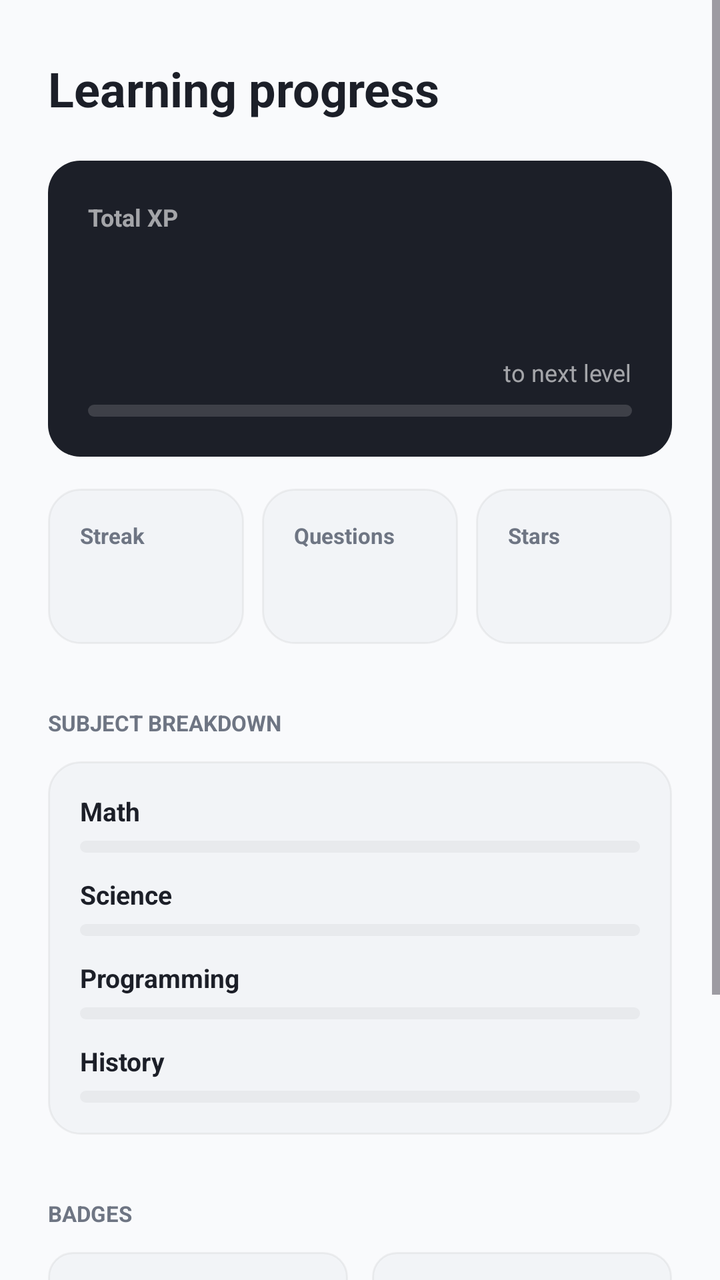
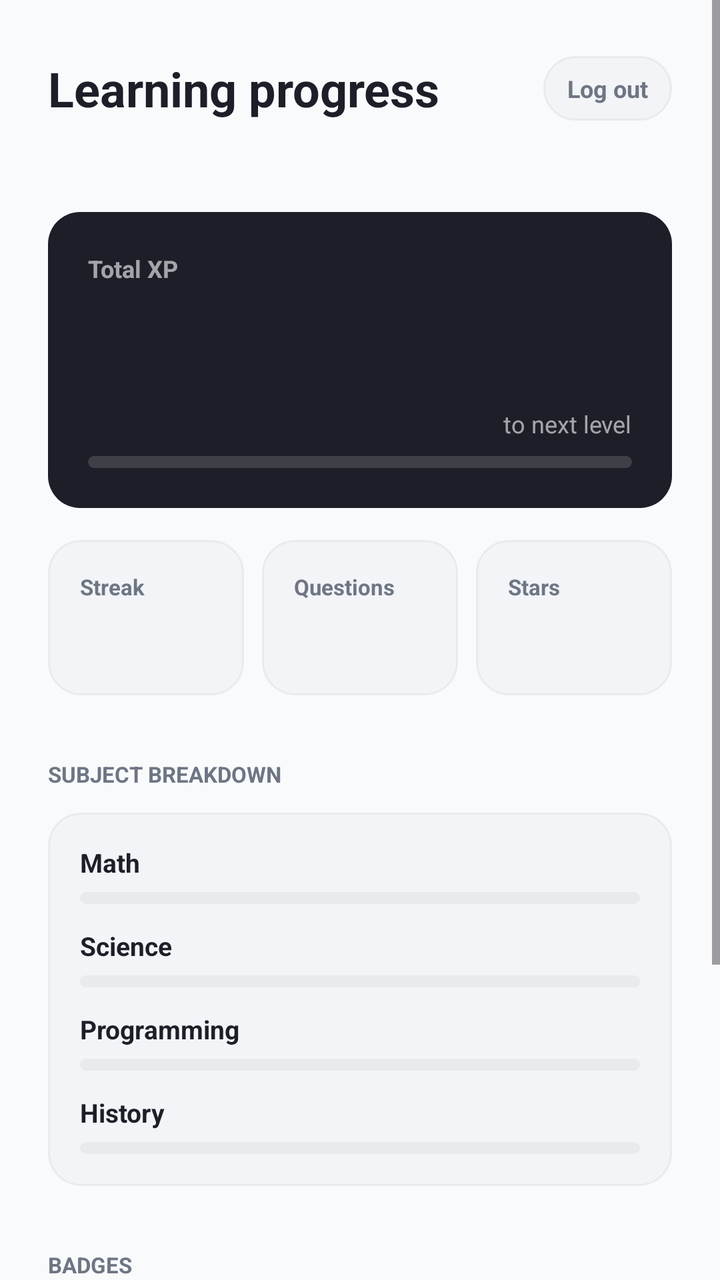

Compare the two renders of this Android layout. The source of the first and the diff that turns it into the second are given below.
<!-- AndroidManifest.xml: application theme Theme.AIStudy -->
<!-- res/layout/fragment_progress.xml -->
<?xml version="1.0" encoding="utf-8"?>
<ScrollView xmlns:android="http://schemas.android.com/apk/res/android"
    xmlns:app="http://schemas.android.com/apk/res-auto"
    android:layout_width="match_parent"
    android:layout_height="match_parent"
    android:background="@color/auth_surface"
    android:clipToPadding="false"
    android:fillViewport="true">

    <LinearLayout
        android:layout_width="match_parent"
        android:layout_height="wrap_content"
        android:orientation="vertical"
        android:paddingHorizontal="@dimen/auth_screen_padding_horizontal"
        android:paddingTop="28dp"
        android:paddingBottom="24dp">

        <TextView
            android:layout_width="match_parent"
            android:layout_height="wrap_content"
            android:text="@string/progress_title"
            android:textColor="@color/auth_foreground"
            android:textSize="24sp"
            android:textStyle="bold" />

        <LinearLayout
            android:layout_width="match_parent"
            android:layout_height="wrap_content"
            android:layout_marginTop="20dp"
            android:background="@drawable/bg_progress_xp_card"
            android:orientation="vertical"
            android:padding="20dp">

            <LinearLayout
                android:layout_width="match_parent"
                android:layout_height="wrap_content"
                android:gravity="center_vertical"
                android:orientation="horizontal">

                <LinearLayout
                    android:layout_width="0dp"
                    android:layout_height="wrap_content"
                    android:layout_weight="1"
                    android:orientation="vertical">

                    <TextView
                        android:layout_width="wrap_content"
                        android:layout_height="wrap_content"
                        android:text="@string/progress_xp_label"
                        android:textColor="#99FFFFFF"
                        android:textSize="12sp"
                        android:textStyle="bold" />

                    <TextView
                        android:id="@+id/tv_xp_total"
                        android:layout_width="wrap_content"
                        android:layout_height="wrap_content"
                        android:layout_marginTop="4dp"
                        android:textColor="@color/white"
                        android:textSize="28sp"
                        android:textStyle="bold" />
                </LinearLayout>

                <TextView
                    android:id="@+id/tv_level"
                    android:layout_width="wrap_content"
                    android:layout_height="wrap_content"
                    android:textColor="@color/auth_brand"
                    android:textSize="14sp"
                    android:textStyle="bold" />
            </LinearLayout>

            <LinearLayout
                android:layout_width="match_parent"
                android:layout_height="wrap_content"
                android:layout_marginTop="20dp"
                android:orientation="horizontal">

                <TextView
                    android:id="@+id/tv_xp_percent"
                    android:layout_width="0dp"
                    android:layout_height="wrap_content"
                    android:layout_weight="1"
                    android:textColor="#99FFFFFF"
                    android:textSize="12sp" />

                <TextView
                    android:layout_width="wrap_content"
                    android:layout_height="wrap_content"
                    android:text="@string/progress_next_level"
                    android:textColor="#99FFFFFF"
                    android:textSize="12sp" />
            </LinearLayout>

            <ProgressBar
                android:id="@+id/progress_xp"
                style="?android:attr/progressBarStyleHorizontal"
                android:layout_width="match_parent"
                android:layout_height="6dp"
                android:layout_marginTop="8dp"
                android:max="100"
                android:progressDrawable="@drawable/bg_progress_xp_bar" />
        </LinearLayout>

        <LinearLayout
            android:layout_width="match_parent"
            android:layout_height="wrap_content"
            android:layout_marginTop="16dp"
            android:orientation="horizontal">

            <LinearLayout
                android:layout_width="0dp"
                android:layout_height="wrap_content"
                android:layout_marginEnd="6dp"
                android:layout_weight="1"
                android:background="@drawable/bg_home_card"
                android:orientation="vertical"
                android:padding="16dp">

                <TextView
                    android:layout_width="wrap_content"
                    android:layout_height="wrap_content"
                    android:text="@string/progress_stat_streak"
                    android:textColor="@color/auth_muted_foreground"
                    android:textSize="11sp"
                    android:textStyle="bold" />

                <TextView
                    android:id="@+id/tv_stat_streak"
                    android:layout_width="wrap_content"
                    android:layout_height="wrap_content"
                    android:layout_marginTop="4dp"
                    android:textColor="@color/streak"
                    android:textSize="20sp"
                    android:textStyle="bold" />
            </LinearLayout>

            <LinearLayout
                android:layout_width="0dp"
                android:layout_height="wrap_content"
                android:layout_marginHorizontal="3dp"
                android:layout_weight="1"
                android:background="@drawable/bg_home_card"
                android:orientation="vertical"
                android:padding="16dp">

                <TextView
                    android:layout_width="wrap_content"
                    android:layout_height="wrap_content"
                    android:text="@string/progress_stat_questions"
                    android:textColor="@color/auth_muted_foreground"
                    android:textSize="11sp"
                    android:textStyle="bold" />

                <TextView
                    android:id="@+id/tv_stat_questions"
                    android:layout_width="wrap_content"
                    android:layout_height="wrap_content"
                    android:layout_marginTop="4dp"
                    android:textColor="@color/auth_foreground"
                    android:textSize="20sp"
                    android:textStyle="bold" />
            </LinearLayout>

            <LinearLayout
                android:layout_width="0dp"
                android:layout_height="wrap_content"
                android:layout_marginStart="6dp"
                android:layout_weight="1"
                android:background="@drawable/bg_home_card"
                android:orientation="vertical"
                android:padding="16dp">

                <TextView
                    android:layout_width="wrap_content"
                    android:layout_height="wrap_content"
                    android:text="@string/progress_stat_stars"
                    android:textColor="@color/auth_muted_foreground"
                    android:textSize="11sp"
                    android:textStyle="bold" />

                <TextView
                    android:id="@+id/tv_stat_stars"
                    android:layout_width="wrap_content"
                    android:layout_height="wrap_content"
                    android:layout_marginTop="4dp"
                    android:textColor="@color/streak"
                    android:textSize="20sp"
                    android:textStyle="bold" />
            </LinearLayout>
        </LinearLayout>

        <TextView
            android:layout_width="match_parent"
            android:layout_height="wrap_content"
            android:layout_marginTop="32dp"
            android:text="@string/progress_subjects_title"
            android:textAllCaps="true"
            android:textColor="@color/auth_muted_foreground"
            android:textSize="11sp"
            android:textStyle="bold" />

        <LinearLayout
            android:layout_width="match_parent"
            android:layout_height="wrap_content"
            android:layout_marginTop="12dp"
            android:background="@drawable/bg_home_card"
            android:orientation="vertical"
            android:padding="16dp">

            <TextView
                android:id="@+id/tv_subjects_empty"
                android:layout_width="match_parent"
                android:layout_height="wrap_content"
                android:gravity="center"
                android:padding="12dp"
                android:text="@string/progress_subjects_empty"
                android:textColor="@color/auth_muted_foreground"
                android:textSize="13sp"
                android:visibility="gone" />

            <LinearLayout
                android:id="@+id/row_math"
                android:layout_width="match_parent"
                android:layout_height="wrap_content"
                android:layout_marginBottom="12dp"
                android:orientation="vertical">

                <LinearLayout
                    android:layout_width="match_parent"
                    android:layout_height="wrap_content"
                    android:orientation="horizontal">

                    <TextView
                        android:layout_width="0dp"
                        android:layout_height="wrap_content"
                        android:layout_weight="1"
                        android:text="@string/subject_math"
                        android:textColor="@color/auth_foreground"
                        android:textSize="13sp"
                        android:textStyle="bold" />

                    <TextView
                        android:id="@+id/tv_bar_count_math"
                        android:layout_width="wrap_content"
                        android:layout_height="wrap_content"
                        android:textColor="@color/auth_muted_foreground"
                        android:textSize="12sp" />
                </LinearLayout>

                <ProgressBar
                    android:id="@+id/bar_math"
                    style="?android:attr/progressBarStyleHorizontal"
                    android:layout_width="match_parent"
                    android:layout_height="6dp"
                    android:layout_marginTop="6dp"
                    android:max="100"
                    android:progressDrawable="@drawable/bg_progress_subject_bar" />
            </LinearLayout>

            <LinearLayout
                android:id="@+id/row_science"
                android:layout_width="match_parent"
                android:layout_height="wrap_content"
                android:layout_marginBottom="12dp"
                android:orientation="vertical">

                <LinearLayout
                    android:layout_width="match_parent"
                    android:layout_height="wrap_content"
                    android:orientation="horizontal">

                    <TextView
                        android:layout_width="0dp"
                        android:layout_height="wrap_content"
                        android:layout_weight="1"
                        android:text="@string/subject_science"
                        android:textColor="@color/auth_foreground"
                        android:textSize="13sp"
                        android:textStyle="bold" />

                    <TextView
                        android:id="@+id/tv_bar_count_science"
                        android:layout_width="wrap_content"
                        android:layout_height="wrap_content"
                        android:textColor="@color/auth_muted_foreground"
                        android:textSize="12sp" />
                </LinearLayout>

                <ProgressBar
                    android:id="@+id/bar_science"
                    style="?android:attr/progressBarStyleHorizontal"
                    android:layout_width="match_parent"
                    android:layout_height="6dp"
                    android:layout_marginTop="6dp"
                    android:max="100"
                    android:progressDrawable="@drawable/bg_progress_subject_bar" />
            </LinearLayout>

            <LinearLayout
                android:id="@+id/row_code"
                android:layout_width="match_parent"
                android:layout_height="wrap_content"
                android:layout_marginBottom="12dp"
                android:orientation="vertical">

                <LinearLayout
                    android:layout_width="match_parent"
                    android:layout_height="wrap_content"
                    android:orientation="horizontal">

                    <TextView
                        android:layout_width="0dp"
                        android:layout_height="wrap_content"
                        android:layout_weight="1"
                        android:text="@string/subject_code"
                        android:textColor="@color/auth_foreground"
                        android:textSize="13sp"
                        android:textStyle="bold" />

                    <TextView
                        android:id="@+id/tv_bar_count_code"
                        android:layout_width="wrap_content"
                        android:layout_height="wrap_content"
                        android:textColor="@color/auth_muted_foreground"
                        android:textSize="12sp" />
                </LinearLayout>

                <ProgressBar
                    android:id="@+id/bar_code"
                    style="?android:attr/progressBarStyleHorizontal"
                    android:layout_width="match_parent"
                    android:layout_height="6dp"
                    android:layout_marginTop="6dp"
                    android:max="100"
                    android:progressDrawable="@drawable/bg_progress_subject_bar" />
            </LinearLayout>

            <LinearLayout
                android:id="@+id/row_history"
                android:layout_width="match_parent"
                android:layout_height="wrap_content"
                android:orientation="vertical">

                <LinearLayout
                    android:layout_width="match_parent"
                    android:layout_height="wrap_content"
                    android:orientation="horizontal">

                    <TextView
                        android:layout_width="0dp"
                        android:layout_height="wrap_content"
                        android:layout_weight="1"
                        android:text="@string/subject_history"
                        android:textColor="@color/auth_foreground"
                        android:textSize="13sp"
                        android:textStyle="bold" />

                    <TextView
                        android:id="@+id/tv_bar_count_history"
                        android:layout_width="wrap_content"
                        android:layout_height="wrap_content"
                        android:textColor="@color/auth_muted_foreground"
                        android:textSize="12sp" />
                </LinearLayout>

                <ProgressBar
                    android:id="@+id/bar_history"
                    style="?android:attr/progressBarStyleHorizontal"
                    android:layout_width="match_parent"
                    android:layout_height="6dp"
                    android:layout_marginTop="6dp"
                    android:max="100"
                    android:progressDrawable="@drawable/bg_progress_subject_bar" />
            </LinearLayout>
        </LinearLayout>

        <TextView
            android:layout_width="match_parent"
            android:layout_height="wrap_content"
            android:layout_marginTop="32dp"
            android:text="@string/progress_badges_title"
            android:textAllCaps="true"
            android:textColor="@color/auth_muted_foreground"
            android:textSize="11sp"
            android:textStyle="bold" />

        <LinearLayout
            android:layout_width="match_parent"
            android:layout_height="wrap_content"
            android:layout_marginTop="12dp"
            android:orientation="horizontal">

            <LinearLayout
                android:id="@+id/badge_starter"
                android:layout_width="0dp"
                android:layout_height="wrap_content"
                android:layout_marginEnd="6dp"
                android:layout_weight="1"
                android:background="@drawable/bg_badge_locked"
                android:orientation="vertical"
                android:padding="14dp">

                <TextView
                    android:layout_width="wrap_content"
                    android:layout_height="wrap_content"
                    android:text="🚀"
                    android:textSize="20sp" />

                <TextView
                    android:layout_width="match_parent"
                    android:layout_height="wrap_content"
                    android:layout_marginTop="8dp"
                    android:text="@string/progress_badge_starter"
                    android:textColor="@color/auth_foreground"
                    android:textSize="13sp"
                    android:textStyle="bold" />
            </LinearLayout>

            <LinearLayout
                android:id="@+id/badge_week"
                android:layout_width="0dp"
                android:layout_height="wrap_content"
                android:layout_marginStart="6dp"
                android:layout_weight="1"
                android:background="@drawable/bg_badge_locked"
                android:orientation="vertical"
                android:padding="14dp">

                <TextView
                    android:layout_width="wrap_content"
                    android:layout_height="wrap_content"
                    android:text="🔥"
                    android:textSize="20sp" />

                <TextView
                    android:layout_width="match_parent"
                    android:layout_height="wrap_content"
                    android:layout_marginTop="8dp"
                    android:text="@string/progress_badge_week"
                    android:textColor="@color/auth_foreground"
                    android:textSize="13sp"
                    android:textStyle="bold" />
            </LinearLayout>
        </LinearLayout>

        <LinearLayout
            android:layout_width="match_parent"
            android:layout_height="wrap_content"
            android:layout_marginTop="12dp"
            android:orientation="horizontal">

            <LinearLayout
                android:id="@+id/badge_math"
                android:layout_width="0dp"
                android:layout_height="wrap_content"
                android:layout_marginEnd="6dp"
                android:layout_weight="1"
                android:background="@drawable/bg_badge_locked"
                android:orientation="vertical"
                android:padding="14dp">

                <TextView
                    android:layout_width="wrap_content"
                    android:layout_height="wrap_content"
                    android:text="📐"
                    android:textSize="20sp" />

                <TextView
                    android:layout_width="match_parent"
                    android:layout_height="wrap_content"
                    android:layout_marginTop="8dp"
                    android:text="@string/progress_badge_math"
                    android:textColor="@color/auth_foreground"
                    android:textSize="13sp"
                    android:textStyle="bold" />
            </LinearLayout>

            <LinearLayout
                android:id="@+id/badge_scholar"
                android:layout_width="0dp"
                android:layout_height="wrap_content"
                android:layout_marginStart="6dp"
                android:layout_weight="1"
                android:background="@drawable/bg_badge_locked"
                android:orientation="vertical"
                android:padding="14dp">

                <TextView
                    android:layout_width="wrap_content"
                    android:layout_height="wrap_content"
                    android:text="🎓"
                    android:textSize="20sp" />

                <TextView
                    android:layout_width="match_parent"
                    android:layout_height="wrap_content"
                    android:layout_marginTop="8dp"
                    android:text="@string/progress_badge_scholar"
                    android:textColor="@color/auth_foreground"
                    android:textSize="13sp"
                    android:textStyle="bold" />
            </LinearLayout>
        </LinearLayout>
    </LinearLayout>
</ScrollView>
<!-- resources referenced by this layout -->
<resources>
  <color name="auth_brand">#3B9E74</color>
  <color name="auth_foreground">#1C1F28</color>
  <color name="auth_muted_foreground">#6E7583</color>
  <color name="auth_surface">#F9FAFC</color>
  <color name="streak">#E67E22</color>
  <color name="white">#FFFFFFFF</color>
  <dimen name="auth_screen_padding_horizontal">24dp</dimen>
  <!-- drawable bg_badge_locked (drawable) -->
  <?xml version="1.0" encoding="utf-8"?>
  <shape xmlns:android="http://schemas.android.com/apk/res/android"
      android:shape="rectangle">
      <solid android:color="@color/auth_card" />
      <corners android:radius="12dp" />
      <stroke
          android:width="1dp"
          android:color="@color/auth_shell_ring" />
  </shape>
  <!-- drawable bg_home_card (drawable) -->
  <?xml version="1.0" encoding="utf-8"?>
  <shape xmlns:android="http://schemas.android.com/apk/res/android"
      android:shape="rectangle">
      <solid android:color="@color/auth_card" />
      <corners android:radius="16dp" />
      <stroke
          android:width="1dp"
          android:color="@color/auth_shell_ring" />
  </shape>
  <!-- drawable bg_progress_xp_bar (drawable) -->
  <?xml version="1.0" encoding="utf-8"?>
  <layer-list xmlns:android="http://schemas.android.com/apk/res/android">
      <item android:id="@android:id/background">
          <shape android:shape="rectangle">
              <corners android:radius="999dp" />
              <solid android:color="#26FFFFFF" />
          </shape>
      </item>
      <item android:id="@android:id/progress">
          <clip>
              <shape android:shape="rectangle">
                  <corners android:radius="999dp" />
                  <solid android:color="@color/auth_brand" />
              </shape>
          </clip>
      </item>
  </layer-list>
  <!-- drawable bg_progress_xp_card (drawable) -->
  <?xml version="1.0" encoding="utf-8"?>
  <shape xmlns:android="http://schemas.android.com/apk/res/android"
      android:shape="rectangle">
      <solid android:color="@color/auth_foreground" />
      <corners android:radius="16dp" />
  </shape>
  <string name="progress_badge_math">Algebra basics</string>
  <string name="progress_badge_scholar">Scholar 1k</string>
  <string name="progress_badge_starter">Starter</string>
  <string name="progress_badge_week">7-day streak</string>
  <string name="progress_badges_title">Badges</string>
  <string name="progress_next_level">to next level</string>
  <string name="progress_stat_questions">Questions</string>
  <string name="progress_stat_stars">Stars</string>
  <string name="progress_stat_streak">Streak</string>
  <string name="progress_subjects_empty">No data yet — ask your first question!</string>
  <string name="progress_subjects_title">Subject breakdown</string>
  <string name="progress_title">Learning progress</string>
  <string name="progress_xp_label">Total XP</string>
  <string name="subject_code">Programming</string>
  <string name="subject_history">History</string>
  <string name="subject_math">Math</string>
  <string name="subject_science">Science</string>
  <style name="Theme.AIStudy" parent="Base.Theme.AIStudy" />
  <color name="auth_card">#F2F4F7</color>
  <color name="auth_shell_ring">#0D000000</color>
  <color name="xp_track">#E8EAED</color>
  <style name="Base.Theme.AIStudy" parent="Theme.Material3.DayNight.NoActionBar">
          
          
      </style>
  <!-- unchanged entries left out for length: 1 -->
</resources>

<!-- the commit's change to res/layout/fragment_progress.xml (unified diff, before → after) -->
@@ -15,18 +15,55 @@
         android:paddingTop="28dp"
         android:paddingBottom="24dp">
 
-        <TextView
-            android:layout_width="match_parent"
-            android:layout_height="wrap_content"
-            android:text="@string/progress_title"
-            android:textColor="@color/auth_foreground"
-            android:textSize="24sp"
-            android:textStyle="bold" />
-
         <LinearLayout
             android:layout_width="match_parent"
             android:layout_height="wrap_content"
-            android:layout_marginTop="20dp"
+            android:gravity="top"
+            android:orientation="horizontal">
+
+            <LinearLayout
+                android:layout_width="0dp"
+                android:layout_height="wrap_content"
+                android:layout_weight="1"
+                android:orientation="vertical">
+
+                <TextView
+                    android:layout_width="wrap_content"
+                    android:layout_height="wrap_content"
+                    android:text="@string/progress_title"
+                    android:textColor="@color/auth_foreground"
+                    android:textSize="24sp"
+                    android:textStyle="bold" />
+
+                <TextView
+                    android:id="@+id/tv_user_email"
+                    android:layout_width="wrap_content"
+                    android:layout_height="wrap_content"
+                    android:layout_marginTop="4dp"
+                    android:ellipsize="end"
+                    android:maxLines="1"
+                    android:textColor="@color/auth_muted_foreground"
+                    android:textSize="13sp" />
+            </LinearLayout>
+
+            <TextView
+                android:id="@+id/btn_logout"
+                android:layout_width="wrap_content"
+                android:layout_height="wrap_content"
+                android:layout_marginStart="12dp"
+                android:background="@drawable/bg_logout_pill"
+                android:paddingHorizontal="12dp"
+                android:paddingVertical="8dp"
+                android:text="@string/progress_logout"
+                android:textColor="@color/auth_muted_foreground"
+                android:textSize="12sp"
+                android:textStyle="bold" />
+        </LinearLayout>
+
+        <LinearLayout
+            android:layout_width="match_parent"
+            android:layout_height="wrap_content"
+            android:layout_marginTop="24dp"
             android:background="@drawable/bg_progress_xp_card"
             android:orientation="vertical"
             android:padding="20dp">
<!-- resource entries referenced after the edit -->
@@ -27,6 +27,20 @@
           android:width="1dp"
           android:color="@color/auth_shell_ring" />
   </shape>
+  <!-- drawable bg_logout_pill (drawable) -->
+  <?xml version="1.0" encoding="utf-8"?>
+  <ripple xmlns:android="http://schemas.android.com/apk/res/android"
+      android:color="#1A000000">
+      <item>
+          <shape android:shape="rectangle">
+              <solid android:color="@color/auth_card" />
+              <corners android:radius="999dp" />
+              <stroke
+                  android:width="1dp"
+                  android:color="@color/auth_shell_ring" />
+          </shape>
+      </item>
+  </ripple>
   <!-- drawable bg_progress_xp_bar (drawable) -->
   <?xml version="1.0" encoding="utf-8"?>
   <layer-list xmlns:android="http://schemas.android.com/apk/res/android">
@@ -57,6 +71,7 @@
   <string name="progress_badge_starter">Starter</string>
   <string name="progress_badge_week">7-day streak</string>
   <string name="progress_badges_title">Badges</string>
+  <string name="progress_logout">Log out</string>
   <string name="progress_next_level">to next level</string>
   <string name="progress_stat_questions">Questions</string>
   <string name="progress_stat_stars">Stars</string>
